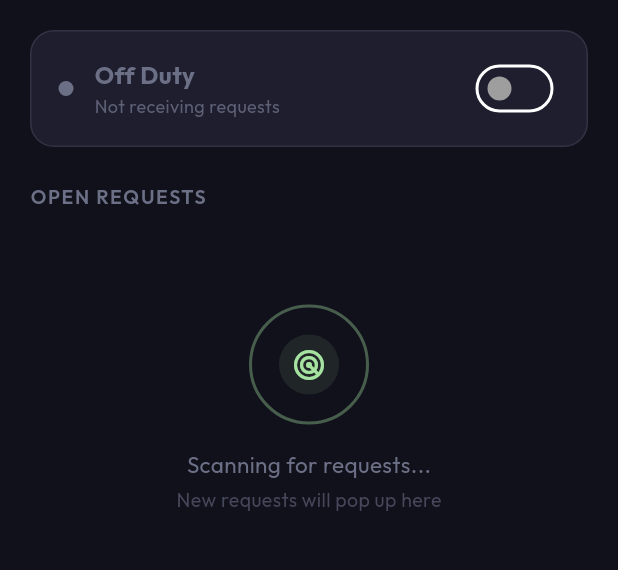
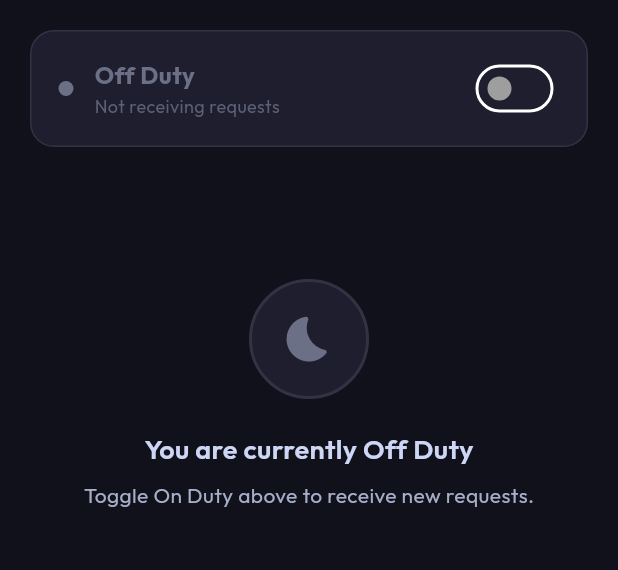
Before and after one commit to chopra-yuvraj/CleanIT, a Flutter app: the CleanerDashboardScreen screen opened directly, on a phone screen of 412 x 824 dp, the part 84-654 px from its top. Run offline on Flutter 3.47's test engine with Material 3 defaults, Android fonts, the phone set to English and light mode, and no system bars; our stand-ins replace audioplayers, firebase_core, firebase_messaging, flutter_secure_storage, google_fonts, image_picker and 2 more; missing offline and left inert: mobile_scanner; accounts and stored records are empty; network calls fail.

Commit message:
Hide open requests when off duty
This change clears stale open requests when a cleaner toggles off duty and hides the live radar while unavailable. The dashboard now displays a dedicated off-duty state with guidance to switch back on to receive new requests, improving clarity and preventing outdated assignments from appearing.

```diff
--- a/lib/screens/cleaner_dashboard_screen.dart
+++ b/lib/screens/cleaner_dashboard_screen.dart
@@ -109,7 +109,12 @@ class _CleanerDashboardScreenState extends State<CleanerDashboardScreen>
 
 
   Future<void> _toggleOnDuty(bool value) async {
-    setState(() => _isOnDuty = value);
+    setState(() {
+      _isOnDuty = value;
+      if (!value) {
+        _openRequests.clear();
+      }
+    });
     try {
       await _auth.toggleOnDuty(value);
     } catch (e) {
@@ -431,12 +436,15 @@ class _CleanerDashboardScreenState extends State<CleanerDashboardScreen>
                   ],
 
                   // ── Open Requests (Live Radar) ──
+                  if (_isOnDuty) ...[
                     _buildSectionTitle('Open Requests', c),
                     const SizedBox(height: 14),
                     if (_openRequests.isEmpty)
                       _buildEmptyRadar(c)
                     else
                       ..._openRequests.map((r) => _buildOpenRequestCard(r, c)),
+                  ] else
+                    _buildOffDutyState(c),
                 ],
               ),
             ),
@@ -676,6 +684,32 @@ class _CleanerDashboardScreenState extends State<CleanerDashboardScreen>
     );
   }
 
+  Widget _buildOffDutyState(ThemeColors c) {
+    return Container(
+      padding: const EdgeInsets.symmetric(vertical: 64),
+      child: Column(
+        children: [
+          Container(
+            width: 80,
+            height: 80,
+            decoration: BoxDecoration(
+              shape: BoxShape.circle,
+              color: c.base,
+              border: Border.all(color: c.surface0, width: 2),
+            ),
+            child: Icon(Icons.bedtime_rounded, color: c.overlay0, size: 36),
+          ),
+          const SizedBox(height: 20),
+          Text('You are currently Off Duty',
+              style: GoogleFonts.outfit(color: c.text, fontSize: 18, fontWeight: FontWeight.w600)),
+          const SizedBox(height: 8),
+          Text('Toggle On Duty above to receive new requests.',
+              style: TextStyle(color: c.subtext0, fontSize: 14)),
+        ],
+      ),
+    );
+  }
+
   Widget _buildEmptyRadar(ThemeColors c) {
     return Container(
       padding: const EdgeInsets.symmetric(vertical: 48),
```
Lines whose indentation alone changed are shown as unchanged.
